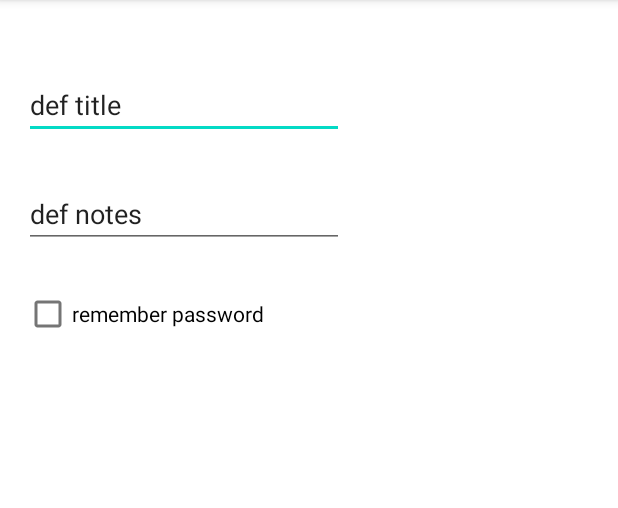
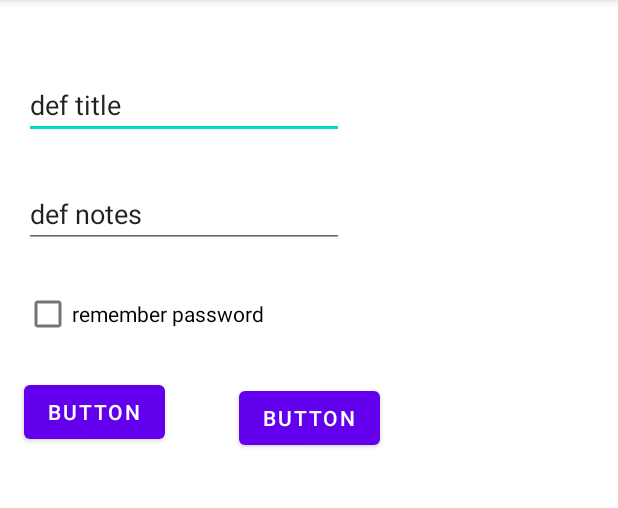
Before and after one commit to abdultanveer/philips, an Android app: the screen it shows after launch (DataActivity), on a phone screen of 412 x 824 dp, the part 84-592 px from its top. Run offline under Robolectric (Android 15) with nearby library versions, the phone set to English and light mode, and no system bars.

Commit message:
sqlite db insert data

```diff
--- a/app/src/main/java/com/abdul/philips/datastorage/DataActivity.kt
+++ b/app/src/main/java/com/abdul/philips/datastorage/DataActivity.kt
@@ -3,15 +3,21 @@ package com.abdul.philips.datastorage
 import android.content.SharedPreferences
 import androidx.appcompat.app.AppCompatActivity
 import android.os.Bundle
+import android.view.View
+import android.widget.Button
 import android.widget.CheckBox
 import android.widget.EditText
 import com.abdul.philips.R
+import com.abdul.philips.datastorage.db.NotesDao
 
 class DataActivity : AppCompatActivity() {
 
     lateinit var etTitle: EditText
     lateinit var etNotes: EditText
     lateinit var cbRemPwd: CheckBox
+    lateinit var  btnPut: Button
+    lateinit var btnGet: Button
+    lateinit var notesDao: NotesDao
 
     override fun onCreate(savedInstanceState: Bundle?) {
         super.onCreate(savedInstanceState)
@@ -20,6 +26,11 @@ class DataActivity : AppCompatActivity() {
         etTitle = findViewById(R.id.etTitle)
         etNotes = findViewById(R.id.etNotes)
         cbRemPwd = findViewById(R.id.cbRemPwd)
+        btnPut = findViewById(R.id.btnPut)
+        btnGet = findViewById(R.id.btnGet)
+
+        notesDao = NotesDao(this)
+        notesDao.openDb()
     }
 
     override fun onPause() {
@@ -32,6 +43,7 @@ class DataActivity : AppCompatActivity() {
         var title = etTitle.text.toString()
         var notes = etNotes.text.toString()
         var isChecked = cbRemPwd.isChecked
+
         //create a file
         var sharedPreferences: SharedPreferences
         sharedPreferences = getSharedPreferences("philipsPrefs", MODE_PRIVATE)
@@ -64,4 +76,20 @@ class DataActivity : AppCompatActivity() {
         etNotes.setText(notes)
         cbRemPwd.isChecked = isChecked
     }
+
+    fun dbHandler(view: View) {
+        when(view.id){
+            R.id.btnPut -> { putDataDb() }
+            R.id.btnGet -> { getDataDb() }
+        }
+    }
+
+    private fun getDataDb() {
+    }
+
+    private fun putDataDb() {
+        notesDao.createNote("first title","first subtitle")
+    }
+
+
 }
--- /dev/null
+++ b/app/src/main/java/com/abdul/philips/datastorage/db/FeedReaderDbHelper.kt
@@ -0,0 +1,34 @@
+package com.abdul.philips.datastorage.db
+
+import android.content.Context
+import android.database.sqlite.SQLiteDatabase
+import android.database.sqlite.SQLiteOpenHelper
+import android.provider.BaseColumns
+import com.abdul.philips.datastorage.db.FeedReaderContract.FeedEntry;
+
+//help me create a db and a table
+class FeedReaderDbHelper(context: Context) : SQLiteOpenHelper(context, DATABASE_NAME, null, DATABASE_VERSION) {
+
+
+    override fun onCreate(db: SQLiteDatabase) {
+        db.execSQL(SQL_CREATE_ENTRIES)
+    }
+    override fun onUpgrade(db: SQLiteDatabase, oldVersion: Int, newVersion: Int) {
+        // This database is only a cache for online data, so its upgrade policy is
+        // to simply to discard the data and start over
+
+    }
+    override fun onDowngrade(db: SQLiteDatabase, oldVersion: Int, newVersion: Int) {
+    }
+
+    companion object {
+        // If you change the database schema, you must increment the database version.
+        const val DATABASE_VERSION = 1
+        const val DATABASE_NAME = "entries.db"
+        private const val SQL_CREATE_ENTRIES =
+            "CREATE TABLE ${FeedEntry.TABLE_NAME} (" +
+                    "${BaseColumns._ID} INTEGER PRIMARY KEY," +
+                    "${FeedEntry.COLUMN_NAME_TITLE} TEXT," +
+                    "${FeedEntry.COLUMN_NAME_SUBTITLE} TEXT)"
+    }
+}
--- /dev/null
+++ b/app/src/main/java/com/abdul/philips/datastorage/db/NotesDao.java
@@ -0,0 +1,34 @@
+package com.abdul.philips.datastorage.db;
+
+import android.content.ContentValues;
+import android.content.Context;
+import android.database.sqlite.SQLiteDatabase;
+import com.abdul.philips.datastorage.db.FeedReaderContract.FeedEntry;
+
+
+//db access object - chef
+public class NotesDao {
+    SQLiteDatabase database;
+    FeedReaderDbHelper dbHelper;
+
+    public NotesDao(Context context) {
+        dbHelper = new FeedReaderDbHelper(context);
+    }
+
+    public void openDb(){
+        database = dbHelper.getWritableDatabase();
+    }
+    public  void closeDb(){}
+
+    public void createNote(String title, String subtitle){
+        ContentValues values = new ContentValues();
+        values.put(FeedEntry.COLUMN_NAME_TITLE,title);
+        values.put(FeedEntry.COLUMN_NAME_SUBTITLE,subtitle);
+
+        database.insert(FeedEntry.TABLE_NAME,null,values);
+    }
+    public void readNote(){}
+    public void updateNote(){}
+    public void deleteNote(){}
+
+}
--- a/app/src/main/res/layout/activity_data.xml
+++ b/app/src/main/res/layout/activity_data.xml
@@ -39,4 +39,26 @@
         android:text="remember password"
         app:layout_constraintStart_toStartOf="parent"
         app:layout_constraintTop_toBottomOf="@+id/etNotes" />
+
+    <Button
+        android:id="@+id/btnPut"
+        android:onClick="dbHandler"
+        android:layout_width="wrap_content"
+        android:layout_height="wrap_content"
+        android:layout_marginStart="16dp"
+        android:layout_marginTop="17dp"
+        android:text="Button"
+        app:layout_constraintStart_toStartOf="parent"
+        app:layout_constraintTop_toBottomOf="@+id/cbRemPwd" />
+
+    <Button
+        android:id="@+id/btnGet"
+        android:onClick="dbHandler"
+        android:layout_width="wrap_content"
+        android:layout_height="wrap_content"
+        android:layout_marginTop="21dp"
+        android:text="Button"
+        app:layout_constraintEnd_toEndOf="parent"
+        app:layout_constraintStart_toStartOf="parent"
+        app:layout_constraintTop_toBottomOf="@+id/cbRemPwd" />
 </androidx.constraintlayout.widget.ConstraintLayout>
```
Also changed, not shown: app/src/main/java/com/abdul/philips/datastorage/db/FeedReaderContract.kt (added, +12 -0 lines).
